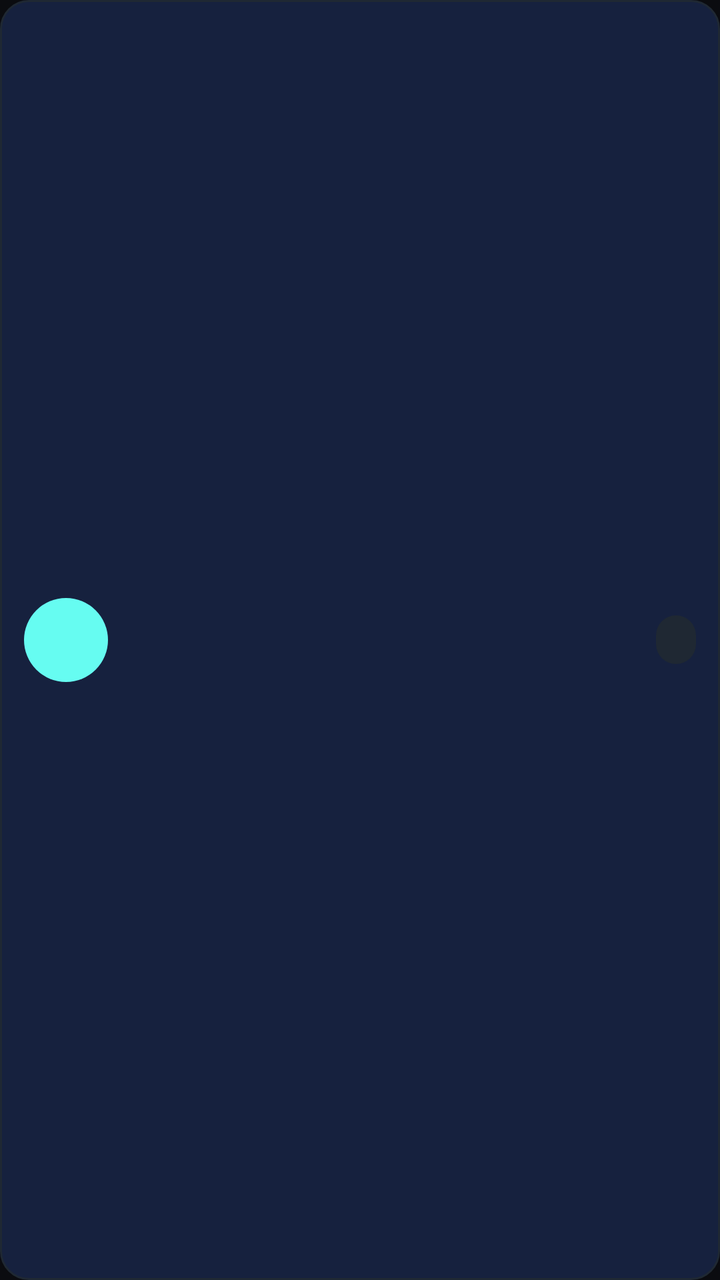
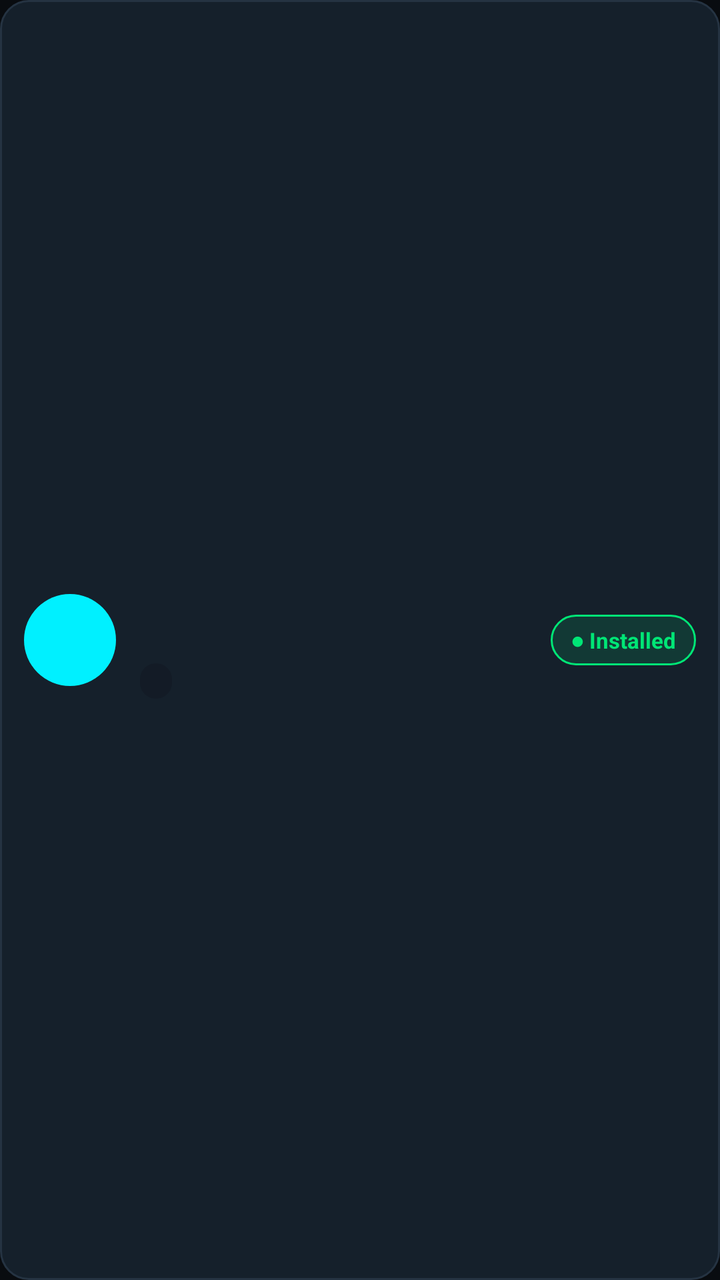

An Android layout rendered at two revisions. The XML below is the earlier revision; the diff shows what the commit changed to produce the second picture.
<!-- AndroidManifest.xml: application theme Theme.App -->
<!-- res/layout/item_game.xml -->
<?xml version="1.0" encoding="utf-8"?>
<LinearLayout xmlns:android="http://schemas.android.com/apk/res/android"
    android:layout_width="match_parent"
    android:layout_height="wrap_content"
    android:orientation="horizontal"
    android:gravity="center_vertical"
    android:background="@drawable/bg_card"
    android:padding="12dp"
    android:layout_marginBottom="8dp">

    <TextView
        android:id="@+id/tv_icon"
        android:layout_width="42dp"
        android:layout_height="42dp"
        android:background="@drawable/bg_icon"
        android:gravity="center"
        android:textColor="@color/bg_dark"
        android:textStyle="bold"
        android:textSize="18sp" />

    <TextView
        android:id="@+id/tv_name"
        android:layout_width="0dp"
        android:layout_height="wrap_content"
        android:layout_weight="1"
        android:layout_marginStart="12dp"
        android:textColor="@color/text_primary"
        android:textSize="16sp"
        android:textStyle="bold" />

    <TextView
        android:id="@+id/tv_cat"
        android:layout_width="wrap_content"
        android:layout_height="wrap_content"
        android:background="@drawable/bg_chip"
        android:paddingStart="10dp"
        android:paddingEnd="10dp"
        android:paddingTop="4dp"
        android:paddingBottom="4dp"
        android:textColor="@color/accent"
        android:textSize="12sp"
        android:textStyle="bold" />

</LinearLayout>
<!-- resources referenced by this layout -->
<resources>
  <color name="accent">#66fcf1</color>
  <color name="bg_dark">#0b0c10</color>
  <color name="text_primary">#ffffff</color>
  <!-- drawable bg_card (drawable) -->
  <?xml version="1.0" encoding="utf-8"?>
  <shape xmlns:android="http://schemas.android.com/apk/res/android"
      android:shape="rectangle">
      <solid android:color="@color/bg_card" />
      <corners android:radius="14dp" />
      <stroke android:width="1dp" android:color="@color/bg_panel" />
  </shape>
  <!-- drawable bg_chip (drawable) -->
  <?xml version="1.0" encoding="utf-8"?>
  <shape xmlns:android="http://schemas.android.com/apk/res/android"
      android:shape="rectangle">
      <solid android:color="@color/bg_panel" />
      <corners android:radius="20dp" />
  </shape>
  <!-- drawable bg_icon (drawable) -->
  <?xml version="1.0" encoding="utf-8"?>
  <shape xmlns:android="http://schemas.android.com/apk/res/android"
      android:shape="oval">
      <solid android:color="@color/accent" />
  </shape>
  <style name="Theme.App" parent="Theme.MaterialComponents.DayNight.NoActionBar">
          <item name="colorPrimary">@color/bg_dark</item>
          <item name="colorPrimaryVariant">@color/bg_panel</item>
          <item name="colorSecondary">@color/accent</item>
          <item name="colorOnPrimary">@color/text_primary</item>
          <item name="colorOnSecondary">@color/bg_dark</item>
          <item name="android:statusBarColor">@color/bg_dark</item>
          <item name="android:navigationBarColor">@color/bg_dark</item>
          <item name="android:windowBackground">@color/bg_dark</item>
          <item name="android:textColorPrimary">@color/text_primary</item>
          <item name="android:textColorSecondary">@color/text_secondary</item>
      </style>
  <color name="bg_card">#16213e</color>
  <color name="bg_panel">#1f2833</color>
  <color name="text_secondary">#9aa5b1</color>
</resources>

<!-- the commit's change to res/layout/item_game.xml (unified diff, before → after) -->
@@ -1,5 +1,6 @@
 <?xml version="1.0" encoding="utf-8"?>
 <LinearLayout xmlns:android="http://schemas.android.com/apk/res/android"
+    android:id="@+id/card_game_root"
     android:layout_width="match_parent"
     android:layout_height="wrap_content"
     android:orientation="horizontal"
@@ -10,35 +11,77 @@
 
     <TextView
         android:id="@+id/tv_icon"
-        android:layout_width="42dp"
-        android:layout_height="42dp"
+        android:layout_width="46dp"
+        android:layout_height="46dp"
         android:background="@drawable/bg_icon"
         android:gravity="center"
         android:textColor="@color/bg_dark"
         android:textStyle="bold"
-        android:textSize="18sp" />
+        android:textSize="20sp" />
 
-    <TextView
-        android:id="@+id/tv_name"
+    <LinearLayout
         android:layout_width="0dp"
         android:layout_height="wrap_content"
         android:layout_weight="1"
+        android:orientation="vertical"
         android:layout_marginStart="12dp"
-        android:textColor="@color/text_primary"
-        android:textSize="16sp"
-        android:textStyle="bold" />
+        android:layout_marginEnd="8dp">
 
+        <TextView
+            android:id="@+id/tv_name"
+            android:layout_width="wrap_content"
+            android:layout_height="wrap_content"
+            android:textColor="@color/text_primary"
+            android:textSize="15sp"
+            android:textStyle="bold"
+            android:maxLines="1"
+            android:ellipsize="end" />
+
+        <TextView
+            android:id="@+id/tv_package"
+            android:layout_width="wrap_content"
+            android:layout_height="wrap_content"
+            android:textColor="@color/text_secondary"
+            android:textSize="11sp"
+            android:fontFamily="monospace"
+            android:layout_marginTop="2dp"
+            android:maxLines="1"
+            android:ellipsize="end" />
+
+        <LinearLayout
+            android:layout_width="wrap_content"
+            android:layout_height="wrap_content"
+            android:orientation="horizontal"
+            android:layout_marginTop="4dp">
+
+            <TextView
+                android:id="@+id/tv_cat"
+                android:layout_width="wrap_content"
+                android:layout_height="wrap_content"
+                android:background="@drawable/bg_chip"
+                android:paddingStart="8dp"
+                android:paddingEnd="8dp"
+                android:paddingTop="2dp"
+                android:paddingBottom="2dp"
+                android:textColor="@color/accent"
+                android:textSize="10sp"
+                android:textStyle="bold" />
+        </LinearLayout>
+    </LinearLayout>
+
+    
     <TextView
-        android:id="@+id/tv_cat"
+        android:id="@+id/tv_installed_badge"
         android:layout_width="wrap_content"
         android:layout_height="wrap_content"
-        android:background="@drawable/bg_chip"
+        android:background="@drawable/bg_badge_installed"
         android:paddingStart="10dp"
         android:paddingEnd="10dp"
-        android:paddingTop="4dp"
-        android:paddingBottom="4dp"
-        android:textColor="@color/accent"
-        android:textSize="12sp"
+        android:paddingTop="5dp"
+        android:paddingBottom="5dp"
+        android:text="● Installed"
+        android:textColor="@color/installed_green"
+        android:textSize="11sp"
         android:textStyle="bold" />
 
 </LinearLayout>
<!-- resource entries referenced after the edit -->
@@ -1,15 +1,16 @@
 <!-- resources referenced by this layout -->
 <resources>
-  <color name="accent">#66fcf1</color>
-  <color name="bg_dark">#0b0c10</color>
-  <color name="text_primary">#ffffff</color>
+  <color name="accent">#00F0FF</color>
+  <color name="bg_dark">#090C10</color>
+  <color name="installed_green">#00E676</color>
+  <color name="text_primary">#F0F6FC</color>
   <!-- drawable bg_card (drawable) -->
   <?xml version="1.0" encoding="utf-8"?>
   <shape xmlns:android="http://schemas.android.com/apk/res/android"
       android:shape="rectangle">
       <solid android:color="@color/bg_card" />
       <corners android:radius="14dp" />
-      <stroke android:width="1dp" android:color="@color/bg_panel" />
+      <stroke android:width="1dp" android:color="@color/border_subtle" />
   </shape>
   <!-- drawable bg_chip (drawable) -->
   <?xml version="1.0" encoding="utf-8"?>
@@ -36,8 +37,18 @@
           <item name="android:textColorPrimary">@color/text_primary</item>
           <item name="android:textColorSecondary">@color/text_secondary</item>
       </style>
-  <color name="bg_card">#16213e</color>
-  <color name="bg_panel">#1f2833</color>
-  <color name="text_secondary">#9aa5b1</color>
+  <color name="installed_bg">#2000E676</color>
+  <color name="bg_card">#15202B</color>
+  <color name="border_subtle">#253342</color>
+  <color name="bg_panel">#131B26</color>
+  <color name="text_secondary">#8B949E</color>
+  <!-- drawable bg_badge_installed (drawable) -->
+  <?xml version="1.0" encoding="utf-8"?>
+  <shape xmlns:android="http://schemas.android.com/apk/res/android"
+      android:shape="rectangle">
+      <solid android:color="@color/installed_bg" />
+      <corners android:radius="20dp" />
+      <stroke android:width="1dp" android:color="@color/installed_green" />
+  </shape>
 </resources>
 
